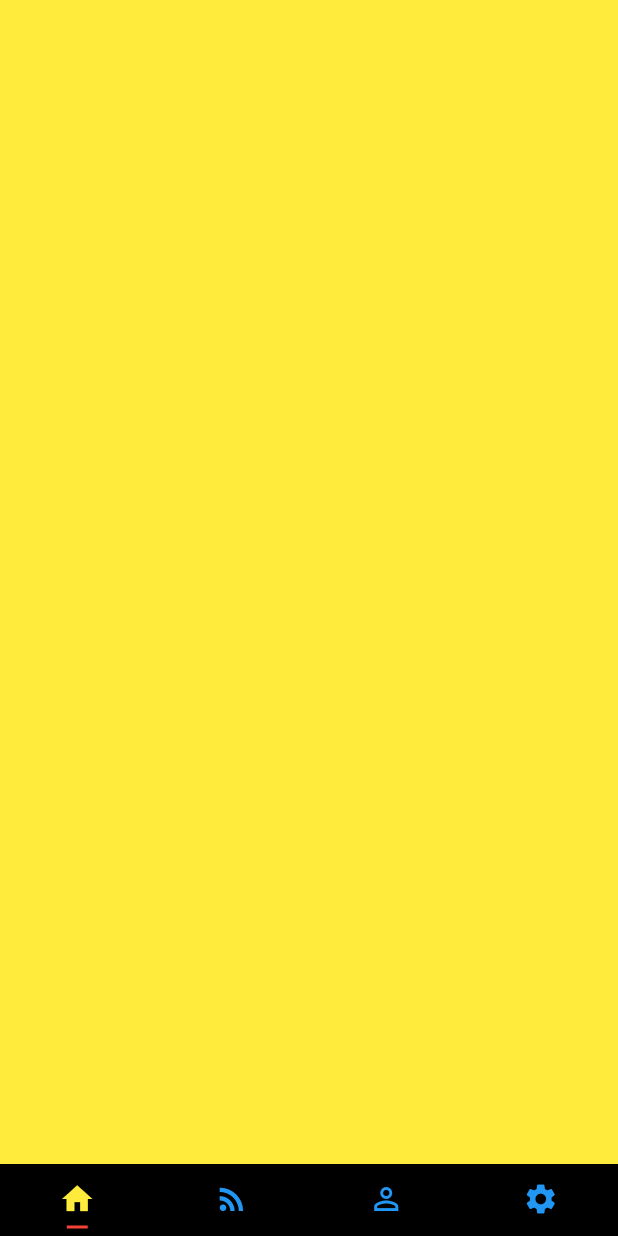
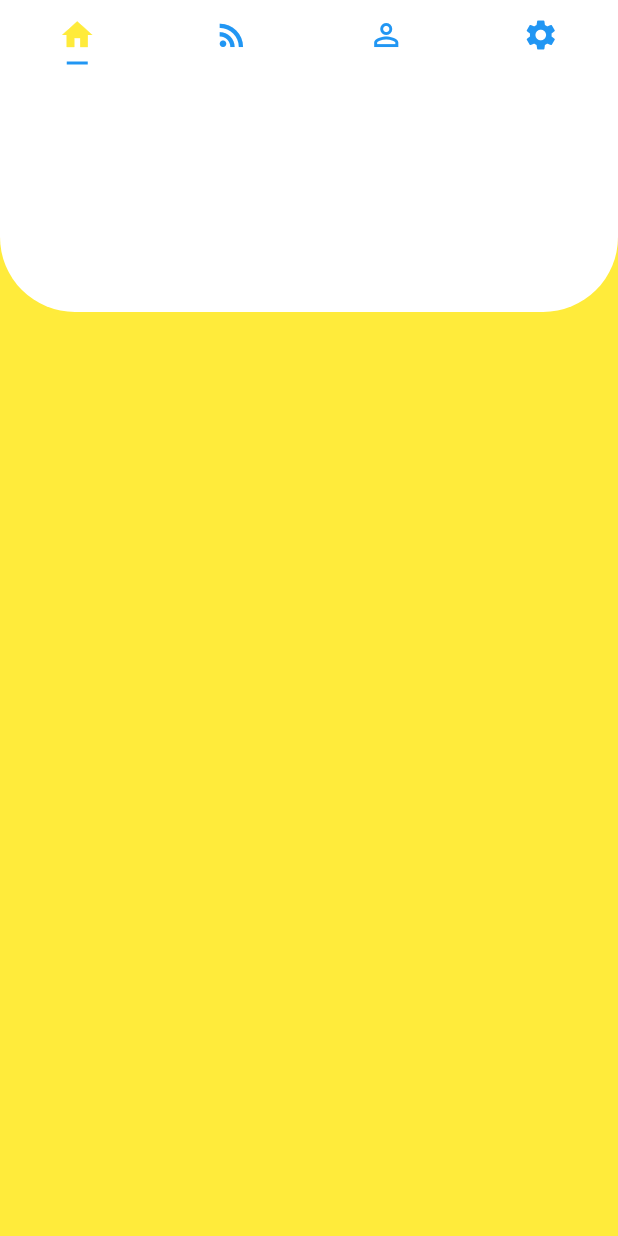
Before and after one commit to kangsudal/TodoApp, a Flutter app: the screen it shows after launch, on a phone screen of 412 x 824 dp. Run offline on Flutter 3.47's test engine with Material 2 defaults, Android fonts, the phone set to English and light mode, and no system bars.

Commit message:
Change Navbar position, stack white container on TabBarView.

```diff
--- a/lib/main.dart
+++ b/lib/main.dart
@@ -19,7 +19,6 @@ class MyApp extends StatelessWidget {
 class MyHomePage extends StatefulWidget {
   MyHomePage({Key key, this.title}) : super(key: key);
 
-
   final String title;
 
   @override
@@ -31,15 +30,20 @@ class _MyHomePageState extends State<MyHomePage> {
   Widget build(BuildContext context) {
     return new MaterialApp(
         color: Colors.yellow,
-      home: DefaultTabController(
+        home: SafeArea(
+          child: DefaultTabController(
             length: 4,
             child: new Scaffold(
-          body: TabBarView(
+              body: Stack(
+                children: <Widget>[
+                  TabBarView(
                     children: [
                       new Container(
                         color: Colors.yellow,
                       ),
-              new Container(color: Colors.orange,),
+                      new Container(
+                        color: Colors.orange,
+                      ),
                       new Container(
                         color: Colors.lightGreen,
                       ),
@@ -48,7 +52,16 @@ class _MyHomePageState extends State<MyHomePage> {
                       ),
                     ],
                   ),
-          bottomNavigationBar: new TabBar(
+                  Container(
+                    height: 160,
+                    decoration: BoxDecoration(
+                        color: Colors.white,
+                        borderRadius:
+                            BorderRadius.only(bottomLeft: Radius.circular(50),bottomRight: Radius.circular(50))),
+                  )
+                ],
+              ),
+              appBar: new TabBar(
                 tabs: [
                   Tab(
                     icon: new Icon(Icons.home),
@@ -59,17 +72,19 @@ class _MyHomePageState extends State<MyHomePage> {
                   Tab(
                     icon: new Icon(Icons.perm_identity),
                   ),
-              Tab(icon: new Icon(Icons.settings),)
+                  Tab(
+                    icon: new Icon(Icons.settings),
+                  )
                 ],
                 labelColor: Colors.yellow,
                 unselectedLabelColor: Colors.blue,
                 indicatorSize: TabBarIndicatorSize.label,
                 indicatorPadding: EdgeInsets.all(5.0),
-            indicatorColor: Colors.red,
+                indicatorColor: Colors.blue,
               ),
-          backgroundColor: Colors.black,
+              backgroundColor: Colors.white,
             ),
-      )
-    );
+          ),
+        ));
   }
 }
```
Lines whose indentation alone changed are shown as unchanged.
